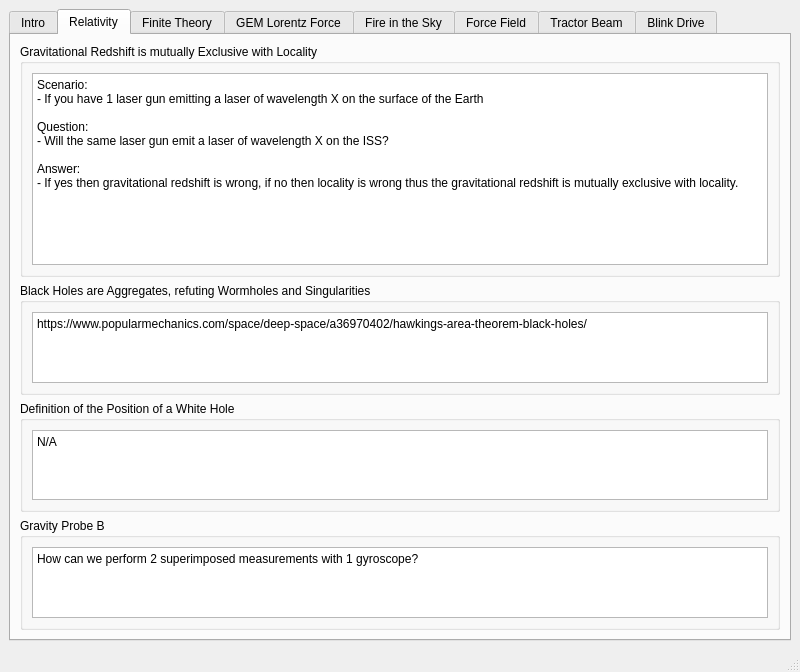
First picture: the form in mainwindow.ui, repository philippeb8/ft-gem, before the edit.
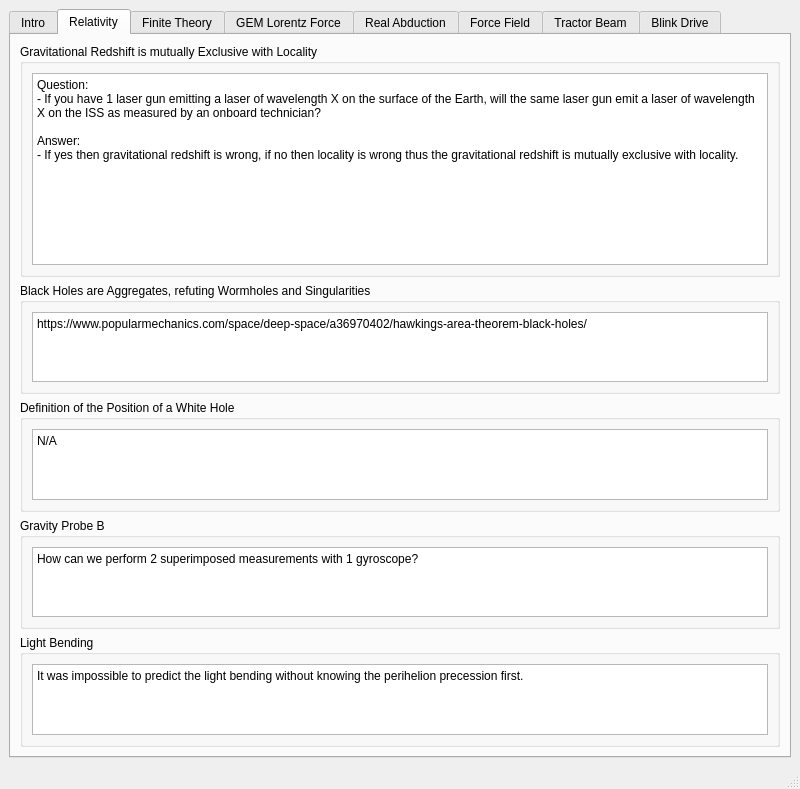
Second picture: the form after the edit. The open tabs and pages were chosen to show the change. Custom widgets are drawn as their Qt base class.

Commit message: Added light bending fact.

Patch:
```diff
--- a/mainwindow.ui
+++ b/mainwindow.ui
@@ -7,7 +7,7 @@
     <x>0</x>
     <y>0</y>
     <width>800</width>
-    <height>613</height>
+    <height>697</height>
    </rect>
   </property>
   <property name="sizePolicy">
@@ -56,11 +56,8 @@
               </sizepolicy>
              </property>
              <property name="plainText">
-              <string>Scenario:
-- If you have 1 laser gun emitting a laser of wavelength X on the surface of the Earth
-
-Question:
-- Will the same laser gun emit a laser of wavelength X on the ISS?
+              <string>Question:
+- If you have 1 laser gun emitting a laser of wavelength X on the surface of the Earth, will the same laser gun emit a laser of wavelength X on the ISS as measured by an onboard technician?
 
 Answer:
 - If yes then gravitational redshift is wrong, if no then locality is wrong thus the gravitational redshift is mutually exclusive with locality.</string>
@@ -136,6 +133,28 @@
           </layout>
          </widget>
         </item>
+        <item>
+         <widget class="QGroupBox" name="groupBox_7">
+          <property name="title">
+           <string>Light Bending</string>
+          </property>
+          <layout class="QHBoxLayout" name="horizontalLayout_25">
+           <item>
+            <widget class="QPlainTextEdit" name="plainTextEdit_6">
+             <property name="sizePolicy">
+              <sizepolicy hsizetype="Expanding" vsizetype="Preferred">
+               <horstretch>0</horstretch>
+               <verstretch>0</verstretch>
+              </sizepolicy>
+             </property>
+             <property name="plainText">
+              <string>It was impossible to predict the light bending without knowing the perihelion precession first.</string>
+             </property>
+            </widget>
+           </item>
+          </layout>
+         </widget>
+        </item>
        </layout>
       </widget>
       <widget class="QWidget" name="tab_6">
@@ -331,7 +350,7 @@
       </widget>
       <widget class="QWidget" name="tab_8">
        <attribute name="title">
-        <string>Fire in the Sky</string>
+        <string>Real Abduction</string>
        </attribute>
        <layout class="QHBoxLayout" name="horizontalLayout_24">
         <item>
```
